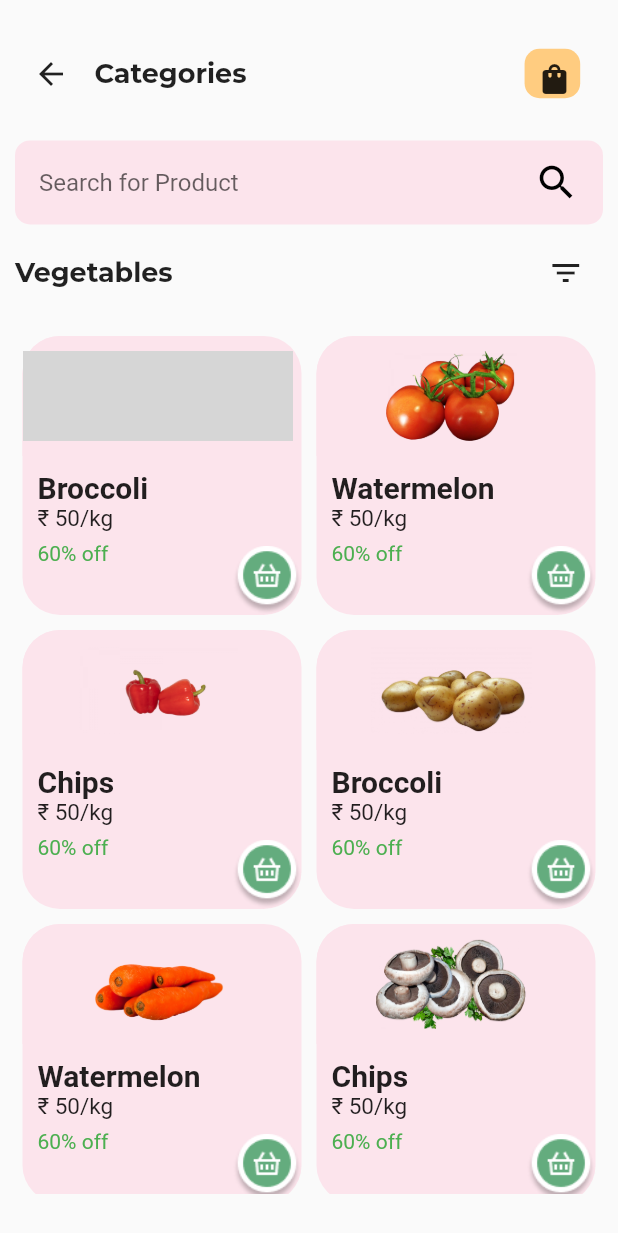
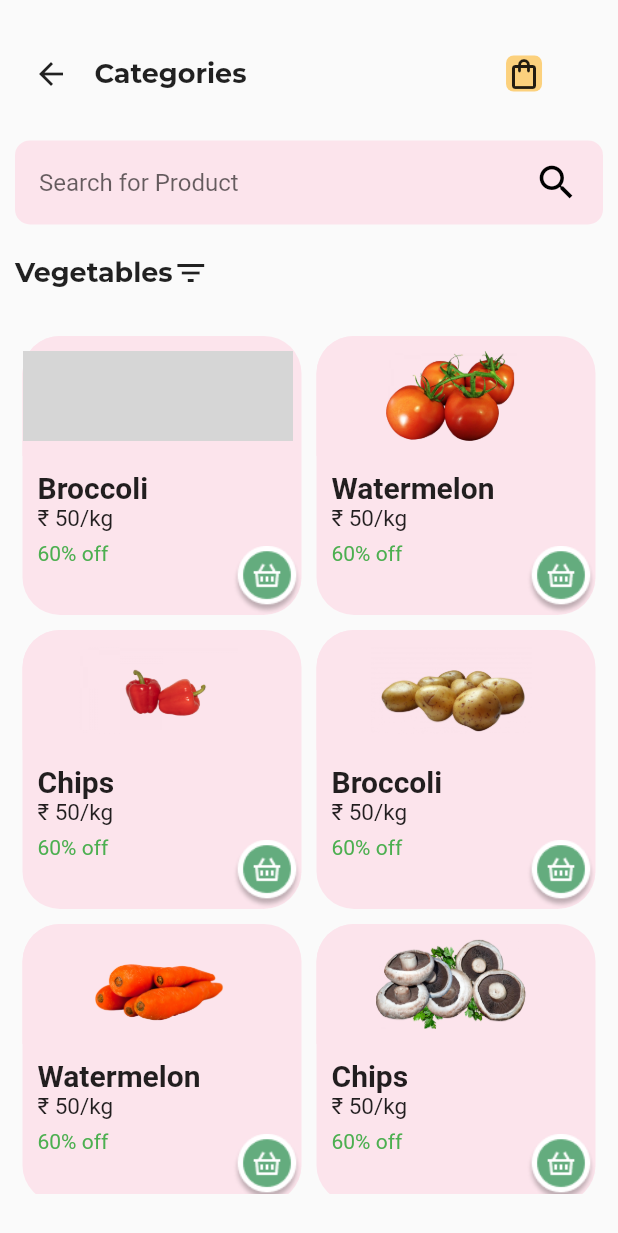
Before and after one commit to Anjali75/OlivineGreenUI, a Flutter app: the screen it shows after launch, after a tap on "Broccoli", on a phone screen of 412 x 824 dp. Shown: the top 1233 px of the screen. Run offline on Flutter 3.47's test engine with Material 2 defaults, Android fonts, the light colour scheme and no system bars; our stand-ins replace expandable_text, google_fonts, hexcolor; grey boxes are pictures that could not be loaded.

Commit message:
updated few parts

```diff
--- a/lib/models/categories.dart
+++ b/lib/models/categories.dart
@@ -16,7 +16,7 @@ class _CategoriesScreenState extends State<CategoriesScreen> {
   @override
   Widget build(BuildContext context) {
     return SizedBox(
-      height: MediaQuery.of(context).size.height * 0.15,
+      height: MediaQuery.of(context).size.height * 0.16,
       width: MediaQuery.of(context).size.width * 0.9,
       child: ListView.builder(
         scrollDirection: Axis.horizontal,
@@ -36,8 +36,8 @@ class _CategoriesScreenState extends State<CategoriesScreen> {
                     MaterialPageRoute(builder: (context) => NextPage()));
               },
               child: Container(
-                width: 100,
-                height: 80,
+                width: MediaQuery.of(context).size.width * 0.2,
+                height: MediaQuery.of(context).size.height * 0.10,
                 decoration: BoxDecoration(
                   color: catcontents[i].color,
                   borderRadius: BorderRadius.circular(10),
@@ -48,8 +48,8 @@ class _CategoriesScreenState extends State<CategoriesScreen> {
                     children: [
                       Image.asset(
                         catcontents[i].image,
-                        height: 60,
-                        width: 60,
+                        height: MediaQuery.of(context).size.height * 0.065,
+                        width: MediaQuery.of(context).size.width * 0.14,
                       ),
                       const SizedBox(height: 5),
                     ],
@@ -76,6 +76,7 @@ class PopularElement extends StatefulWidget {
 class _PopularElementState extends State<PopularElement> {
   @override
   Widget build(BuildContext context) {
+    final Size size = MediaQuery.of(context).size;
     return Container(
       height: 200,
       width: 200,
--- a/lib/screens/cart.dart
+++ b/lib/screens/cart.dart
@@ -1,4 +1,6 @@
+import 'package:expandable_text/expandable_text.dart';
 import 'package:flutter/material.dart';
+import 'package:google_fonts/google_fonts.dart';
 
 class CartSection extends StatefulWidget {
   const CartSection({Key? key}) : super(key: key);
@@ -10,8 +12,6 @@ class CartSection extends StatefulWidget {
 class _CartSectionState extends State<CartSection> {
   @override
   Widget build(BuildContext context) {
-    return Container(
-      color: Colors.lightBlue,
-    );
+    return Scaffold();
   }
 }
--- a/lib/screens/home_screen.dart
+++ b/lib/screens/home_screen.dart
@@ -1,6 +1,7 @@
 import 'package:flutter/material.dart';
 import 'package:google_fonts/google_fonts.dart';
 import 'package:hexcolor/hexcolor.dart';
+import 'package:sabji_mandi/models/basket.dart';
 import 'package:sabji_mandi/models/categories.dart';
 import 'package:sabji_mandi/screens/cart.dart';
 
@@ -15,14 +16,16 @@ class _HomeScreenState extends State<HomeScreen> {
   @override
   Widget build(BuildContext context) {
     final Size size = MediaQuery.of(context).size;
+
     return Scaffold(
       body: Padding(
-        padding: const EdgeInsets.all(10.0),
+        padding: EdgeInsets.all(MediaQuery.of(context).size.width * 0.02),
         child: SafeArea(
           child: ListView(
             children: [
               Padding(
-                padding: const EdgeInsets.only(left: 8.0),
+                padding: EdgeInsets.only(
+                    left: MediaQuery.of(context).size.width * 0.01),
                 child: Column(
                   children: [
                     Row(
@@ -47,28 +50,17 @@ class _HomeScreenState extends State<HomeScreen> {
                             )
                           ],
                         ),
-                        Padding(
-                          padding: const EdgeInsets.only(
-                              left: 45.0, top: 10, bottom: 5),
-                          child: InkWell(
-                            onTap: () {
-                              Navigator.push(
-                                  context,
-                                  MaterialPageRoute(
-                                      builder: (context) => CartSection()));
-                            },
-                            child: Container(
-                              height: size.height * 0.04,
-                              width: size.width * 0.09,
-                              decoration: BoxDecoration(
-                                  color: HexColor("#FFCBA4"),
-                                  borderRadius: BorderRadius.circular(10.0)),
-                              child: Center(
-                                child: IconButton(
-                                    onPressed: () {},
-                                    icon: const Icon(Icons.shopping_bag)),
-                              ),
-                            ),
+                        SizedBox(
+                          width: MediaQuery.of(context).size.width * 0.1,
+                        ),
+                        Container(
+                          decoration: BoxDecoration(
+                            borderRadius: BorderRadius.circular(5),
+                            color: HexColor("#FCD17D"),
+                          ),
+                          child: Align(
+                            alignment: Alignment.center,
+                            child: Icon(Icons.shopping_bag_outlined),
                           ),
                         )
                       ],
@@ -102,7 +94,7 @@ class _HomeScreenState extends State<HomeScreen> {
               ),
               Container(
                 height: size.height * 0.25,
-                width: size.width * 0.25,
+                width: size.width * 0.20,
                 decoration: const BoxDecoration(
                     image: DecorationImage(
                         image: AssetImage("assets/images/Group 610.png"),
@@ -119,7 +111,7 @@ class _HomeScreenState extends State<HomeScreen> {
                         fontWeight: FontWeight.bold, fontSize: 18),
                   ),
                   SizedBox(
-                    width: size.width * 0.58,
+                    width: size.width * 0.6,
                   ),
                   Icon(Icons.arrow_drop_down)
                 ],
@@ -138,10 +130,10 @@ class _HomeScreenState extends State<HomeScreen> {
                     style: GoogleFonts.montserrat(
                         fontWeight: FontWeight.bold, fontSize: 18),
                   ),
-                  Padding(
-                    padding: EdgeInsets.only(left: 170.0),
-                    child: Icon(Icons.filter_list),
-                  )
+                  SizedBox(
+                    width: size.width * 0.4,
+                  ),
+                  Icon(Icons.filter_list)
                 ],
               ),
               SizedBox(
--- a/lib/screens/next_page.dart
+++ b/lib/screens/next_page.dart
@@ -1,7 +1,10 @@
 import 'package:flutter/material.dart';
 import 'package:google_fonts/google_fonts.dart';
+import 'package:hexcolor/hexcolor.dart';
 import 'package:sabji_mandi/models/categories.dart';
 import 'package:sabji_mandi/models/grid.dart';
+
+import 'cart.dart';
 
 class NextPage extends StatefulWidget {
   const NextPage({Key? key}) : super(key: key);
@@ -35,19 +38,18 @@ class _NextPageState extends State<NextPage> {
                     fontWeight: FontWeight.bold, fontSize: 18),
               ),
               SizedBox(
-                width: size.width * 0.45,
+                width: MediaQuery.of(context).size.width * 0.42,
               ),
               Container(
-                height: size.height * 0.04,
-                width: size.width * 0.09,
                 decoration: BoxDecoration(
-                    color: Colors.orange[200],
-                    borderRadius: BorderRadius.circular(10.0)),
-                child: Center(
-                  child: IconButton(
-                      onPressed: () {}, icon: const Icon(Icons.shopping_bag)),
+                  borderRadius: BorderRadius.circular(5),
+                  color: HexColor("#FCD17D"),
                 ),
-              ),
+                child: Align(
+                  alignment: Alignment.center,
+                  child: Icon(Icons.shopping_bag_outlined),
+                ),
+              )
             ],
           ),
           SizedBox(
@@ -81,7 +83,8 @@ class _NextPageState extends State<NextPage> {
                     fontWeight: FontWeight.bold, fontSize: 18),
               ),
               Padding(
-                padding: EdgeInsets.only(left: 250.0),
+                padding: EdgeInsets.only(
+                    right: MediaQuery.of(context).padding.left * 0.5),
                 child: Icon(Icons.filter_list),
               )
             ],
```
Also changed, not shown: lib/screens/third_page.dart (+61 -38 lines), lib/widgets/range_silder.dart (+7 -1 lines), assets/images/bigbasket.png (added), assets/images/cheese.png (added), assets/images/spinach.png (added).
